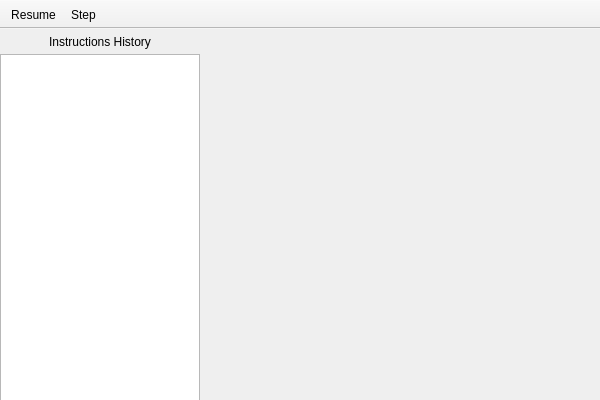
First picture: the form in ui/cpu.ui, repository zoriya/ComSquare, before the edit.
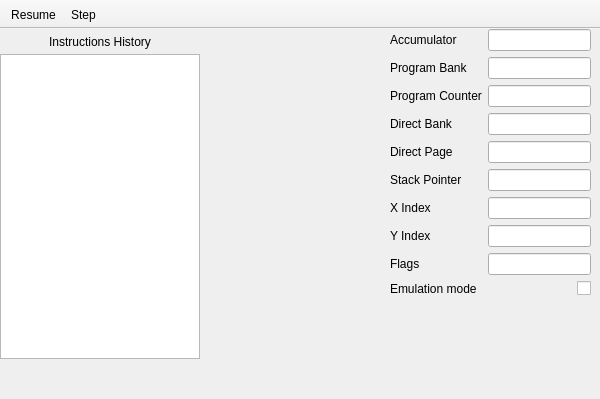
Second picture: the form after the edit. Icons and pictures are not drawn.

Commit message: Displaying CPU registers

What changed in the file:
```diff
--- a/ui/cpu.ui
+++ b/ui/cpu.ui
@@ -7,7 +7,7 @@
     <x>0</x>
     <y>0</y>
     <width>600</width>
-    <height>400</height>
+    <height>399</height>
    </rect>
   </property>
   <property name="windowTitle">
@@ -27,7 +27,7 @@
       <x>0</x>
       <y>25</y>
       <width>200</width>
-      <height>375</height>
+      <height>305</height>
      </rect>
     </property>
    </widget>
@@ -47,6 +47,126 @@
      <set>Qt::AlignCenter</set>
     </property>
    </widget>
+   <widget class="QWidget" name="formLayoutWidget">
+    <property name="geometry">
+     <rect>
+      <x>390</x>
+      <y>0</y>
+      <width>201</width>
+      <height>291</height>
+     </rect>
+    </property>
+    <layout class="QFormLayout" name="formLayout">
+     <item row="0" column="0">
+      <widget class="QLabel" name="accumulatorLabel">
+       <property name="text">
+        <string>Accumulator</string>
+       </property>
+      </widget>
+     </item>
+     <item row="0" column="1">
+      <widget class="QLineEdit" name="accumulatorLineEdit">
+       <property name="text">
+        <string/>
+       </property>
+      </widget>
+     </item>
+     <item row="1" column="0">
+      <widget class="QLabel" name="programBankRegisterLabel">
+       <property name="text">
+        <string>Program Bank</string>
+       </property>
+      </widget>
+     </item>
+     <item row="1" column="1">
+      <widget class="QLineEdit" name="programBankRegisterLineEdit"/>
+     </item>
+     <item row="2" column="0">
+      <widget class="QLabel" name="programCounterLabel">
+       <property name="text">
+        <string>Program Counter</string>
+       </property>
+      </widget>
+     </item>
+     <item row="2" column="1">
+      <widget class="QLineEdit" name="programCounterLineEdit"/>
+     </item>
+     <item row="3" column="0">
+      <widget class="QLabel" name="directBankLabel">
+       <property name="text">
+        <string>Direct Bank</string>
+       </property>
+      </widget>
+     </item>
+     <item row="3" column="1">
+      <widget class="QLineEdit" name="directBankLineEdit"/>
+     </item>
+     <item row="4" column="0">
+      <widget class="QLabel" name="directPageLabel">
+       <property name="text">
+        <string>Direct Page</string>
+       </property>
+      </widget>
+     </item>
+     <item row="4" column="1">
+      <widget class="QLineEdit" name="directPageLineEdit"/>
+     </item>
+     <item row="5" column="0">
+      <widget class="QLabel" name="stackPointerLabel">
+       <property name="text">
+        <string>Stack Pointer</string>
+       </property>
+      </widget>
+     </item>
+     <item row="5" column="1">
+      <widget class="QLineEdit" name="stackPointerLineEdit"/>
+     </item>
+     <item row="6" column="0">
+      <widget class="QLabel" name="xIndexLabel">
+       <property name="text">
+        <string>X Index</string>
+       </property>
+      </widget>
+     </item>
+     <item row="6" column="1">
+      <widget class="QLineEdit" name="xIndexLineEdit"/>
+     </item>
+     <item row="7" column="0">
+      <widget class="QLabel" name="yIndexLabel">
+       <property name="text">
+        <string>Y Index</string>
+       </property>
+      </widget>
+     </item>
+     <item row="7" column="1">
+      <widget class="QLineEdit" name="yIndexLineEdit"/>
+     </item>
+     <item row="8" column="0">
+      <widget class="QLabel" name="flagsLabel">
+       <property name="text">
+        <string>Flags</string>
+       </property>
+      </widget>
+     </item>
+     <item row="8" column="1">
+      <widget class="QLineEdit" name="flagsLineEdit"/>
+     </item>
+     <item row="9" column="0">
+      <widget class="QLabel" name="emulationModeLabel">
+       <property name="text">
+        <string>Emulation mode</string>
+       </property>
+      </widget>
+     </item>
+     <item row="9" column="1">
+      <widget class="QCheckBox" name="emulationModeCheckBox">
+       <property name="layoutDirection">
+        <enum>Qt::RightToLeft</enum>
+       </property>
+      </widget>
+     </item>
+    </layout>
+   </widget>
   </widget>
   <widget class="QMenuBar" name="menubar">
    <property name="geometry">
```
The commit also changes 5 other files.
